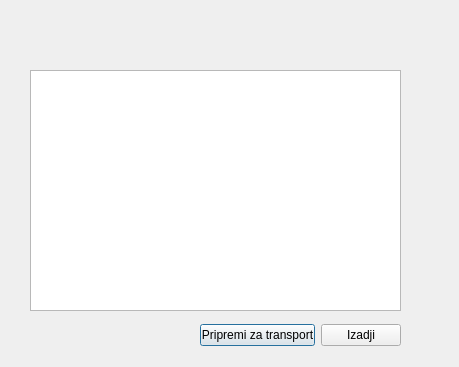
This is priprematransporta.ui in zivke/nabavke as Qt 5 draws it before an edit. The edited form follows.
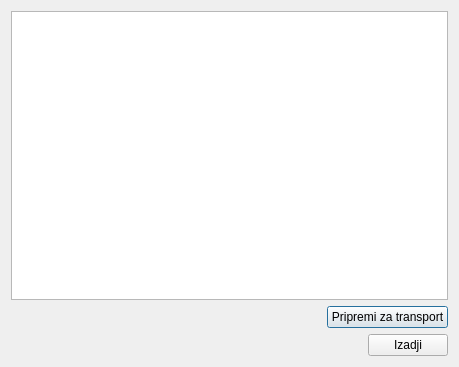
This is the edited form.

Diff of the .ui file:
```diff
--- a/priprematransporta.ui
+++ b/priprematransporta.ui
@@ -13,33 +13,55 @@
   <property name="windowTitle">
    <string>Dialog</string>
   </property>
-  <widget class="QTreeView" name="treeStavke">
-   <property name="geometry">
-    <rect>
-     <x>30</x>
-     <y>70</y>
-     <width>371</width>
-     <height>241</height>
-    </rect>
-   </property>
-  </widget>
-  <widget class="QWidget" name="horizontalLayoutWidget">
-   <property name="geometry">
-    <rect>
-     <x>200</x>
-     <y>320</y>
-     <width>201</width>
-     <height>31</height>
-    </rect>
-   </property>
+  <layout class="QVBoxLayout" name="verticalLayout">
+   <item>
+    <widget class="QTreeView" name="treeStavke"/>
+   </item>
+   <item>
    <layout class="QHBoxLayout" name="horizontalLayout">
+     <item>
+      <spacer name="horizontalSpacer">
+       <property name="orientation">
+        <enum>Qt::Horizontal</enum>
+       </property>
+       <property name="sizeHint" stdset="0">
+        <size>
+         <width>40</width>
+         <height>20</height>
+        </size>
+       </property>
+      </spacer>
+     </item>
     <item>
      <widget class="QPushButton" name="btnpriprema">
+       <property name="minimumSize">
+        <size>
+         <width>120</width>
+         <height>0</height>
+        </size>
+       </property>
       <property name="text">
        <string>Pripremi za transport</string>
       </property>
      </widget>
     </item>
+    </layout>
+   </item>
+   <item>
+    <layout class="QHBoxLayout" name="horizontalLayout_2">
+     <item>
+      <spacer name="horizontalSpacer_2">
+       <property name="orientation">
+        <enum>Qt::Horizontal</enum>
+       </property>
+       <property name="sizeHint" stdset="0">
+        <size>
+         <width>40</width>
+         <height>20</height>
+        </size>
+       </property>
+      </spacer>
+     </item>
     <item>
      <widget class="QPushButton" name="pushButton">
       <property name="text">
@@ -48,7 +70,8 @@
      </widget>
     </item>
    </layout>
-  </widget>
+   </item>
+  </layout>
  </widget>
  <resources/>
  <connections/>
```
Lines whose indentation alone changed are shown as unchanged.
